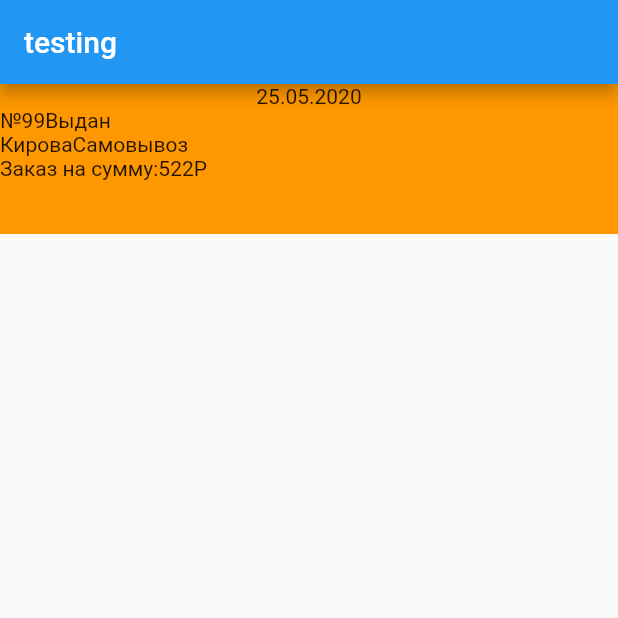
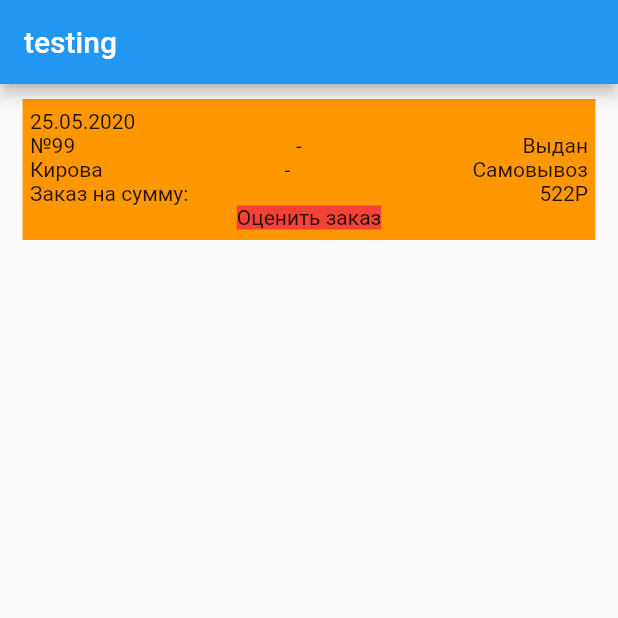
Before and after one commit to politebarista/WidgetsTesting, a Flutter app: the screen it shows after launch, on a phone screen of 412 x 824 dp, the top half of it. Run offline on Flutter 3.47's test engine with Material 2 defaults, Android fonts, the phone set to English and light mode, and no system bars; our stand-ins replace google_maps_flutter.

Commit message:
still working on the order history widget

```diff
--- a/lib/order_history_item_widget.dart
+++ b/lib/order_history_item_widget.dart
@@ -13,31 +13,50 @@ class OrderHistoryItemWidget extends StatelessWidget {
   Widget build(BuildContext context) {
     return GestureDetector(
       child: Container(
-        width: 500,
-        height: 100,
+          margin: EdgeInsets.symmetric(horizontal: 15, vertical: 10),
           color: _backgroundColor,
+          child: Container(
+            padding: EdgeInsets.symmetric(horizontal: 5, vertical: 7),
             child: Column(
               children: <Widget>[
-            Text(_date),
                 Row(
                   children: <Widget>[
+                    Text(_date),
+                  ],
+                ),
+                Row(
+                  mainAxisAlignment: MainAxisAlignment.spaceBetween,
+                  children: <Widget>[
                     Text('№$_orderNumber'),
+                    Text('-'),
                     Text(_orderStatus),
                   ],
                 ),
                 Row(
+                  mainAxisAlignment: MainAxisAlignment.spaceBetween,
                   children: <Widget>[
                     Text(_orderAddress),
+                    Text('-'),
                     Text(_orderType),
                   ],
                 ),
-            Row(children: <Widget>[
+                Row(
+                  mainAxisAlignment: MainAxisAlignment.spaceBetween,
+                  children: <Widget>[
                     Text('Заказ на сумму:'),
                     Text('$_orderPriceР')
-            ],),
                   ],
                 ),
+                GestureDetector(
+                  child: Container(
+                    color: Colors.red,
+                    child: Text('Оценить заказ'),
                   ),
+                  onTap: () {},
+                )
+              ],
+            ),
+          )),
       onTap: () {},
     );
   }
```
Lines whose indentation alone changed are shown as unchanged.
